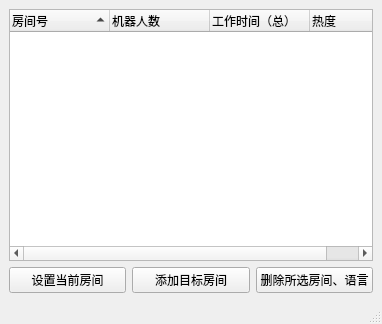
Before: the Qt Designer form target_room_edit_window_form.ui in kingyy2013/autobot, drawn with Qt 5.
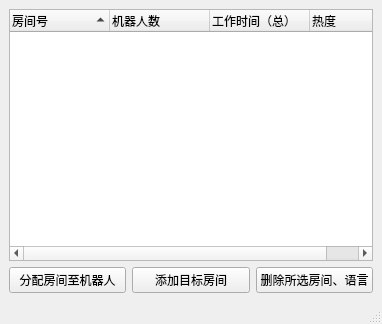
After: the same form once the commit is applied.

Commit message: Set account window delete connected with room editor.

What changed in the file:
```diff
--- a/target_room_edit_window_form.ui
+++ b/target_room_edit_window_form.ui
@@ -62,7 +62,7 @@
     <item row="1" column="0">
      <widget class="QPushButton" name="pushButton_set_room">
       <property name="text">
-       <string>设置当前房间</string>
+       <string>分配房间至机器人</string>
       </property>
      </widget>
     </item>
```
The commit also changes 7 other files.
